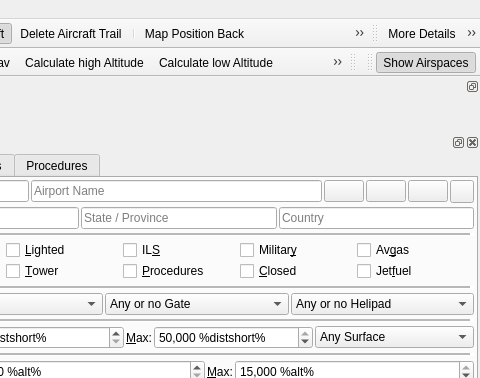
The window that src/gui/mainwindow.ui (albar965/littlenavmap) describes before a commit, drawn with Qt 5; both pictures show x 800 to 1280 and y 0 to 378 of the 1280 by 903 pixel window.
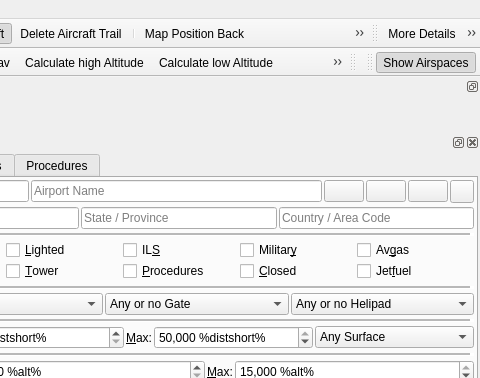
The same window after the commit. Icons and pictures are not drawn.

Commit message: Adapted program to missing information in certain databases: Localizer width, VOR and NDB range, NDB type and elevation. Added rating flag to airport struct if features do not match rating. Added marker ident. Removed remaining code for external databases. GUI changes: Area code for country and changed BGL file header. Increased maximum object count from 2500 to 4000. #127

```diff
--- a/src/gui/mainwindow.ui
+++ b/src/gui/mainwindow.ui
@@ -507,7 +507,7 @@
                 <string>Airport country</string>
                </property>
                <property name="placeholderText">
-                <string>Country</string>
+                <string>Country / Area Code</string>
                </property>
                <property name="clearButtonEnabled">
                 <bool>true</bool>
```
Left out of the diff: 4 changed lines with no effect on the pictures. The commit also changes 15 other files.
